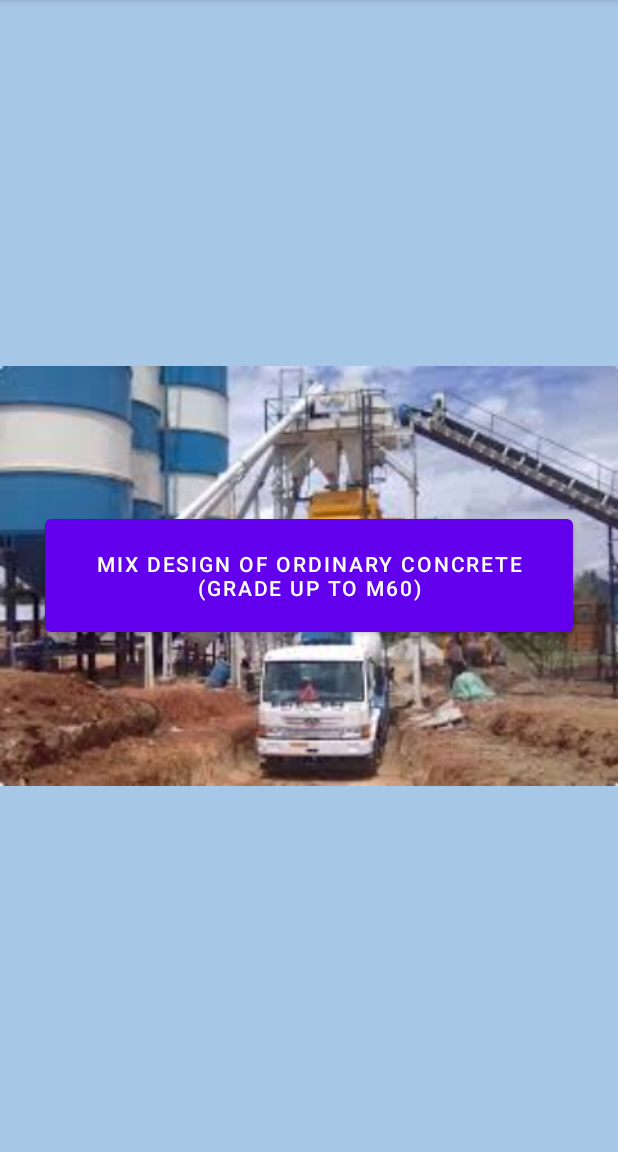
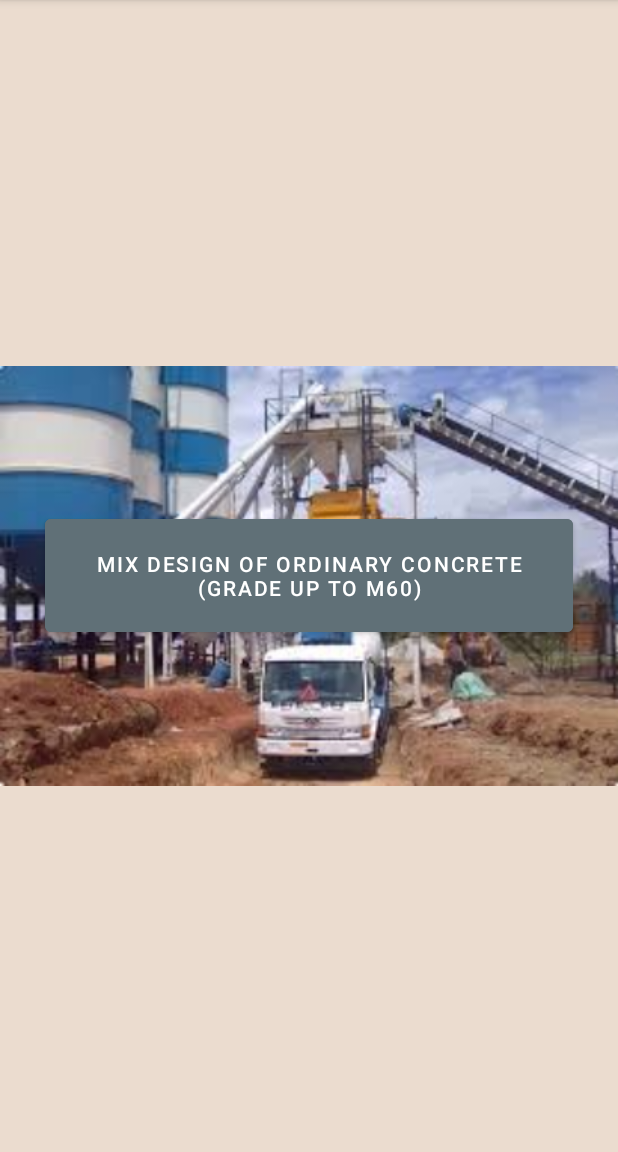
Before and after one commit to saudas/conmix, an Android app: the screen it shows after launch (MainActivity), on a phone screen of 412 x 824 dp, the part 84-1236 px from its top. Run offline under Robolectric (Android 15) with nearby library versions, the phone set to English and light mode, and no system bars.

Commit message:
Minor changes

```diff
--- a/app/src/main/res/layout/activity_graph_display.xml
+++ b/app/src/main/res/layout/activity_graph_display.xml
@@ -4,7 +4,7 @@
     xmlns:tools="http://schemas.android.com/tools"
     android:layout_width="match_parent"
     android:layout_height="match_parent"
-    android:background="@color/purple_700"
+    android:background="@color/back_color_main"
     tools:context=".GraphDisplayActivity">
     <LinearLayout
         android:layout_width="match_parent"
--- a/app/src/main/res/layout/activity_main.xml
+++ b/app/src/main/res/layout/activity_main.xml
@@ -3,24 +3,28 @@
     xmlns:app="http://schemas.android.com/apk/res-auto"
     xmlns:tools="http://schemas.android.com/tools"
     android:layout_width="match_parent"
-    android:background="#A7C7E7"
+    android:background="@color/back_color_main"
     android:layout_height="match_parent"
     tools:context=".MainActivity">
+
     <ImageView
         android:layout_width="match_parent"
         android:layout_height="match_parent"
-        android:src="@drawable/backgroundimage"
         android:scaleType="fitCenter"
-        />
+        android:src="@drawable/backgroundimage" />
 
     <Button
         android:id="@+id/ordinaryConcreteBtn"
         android:layout_width="match_parent"
-        android:layout_margin="30dp"
         android:layout_height="wrap_content"
         android:layout_centerInParent="true"
+        android:layout_marginStart="30dp"
+        android:layout_marginTop="30dp"
+        android:layout_marginEnd="30dp"
+        android:layout_marginBottom="30dp"
         android:padding="20dp"
-        android:text="Mix Design of Ordinary Concrete                    (Grade Up To M60)"
+        android:backgroundTint="@color/back_color"
+        android:text="Mix Design of Ordinary Concrete\n(Grade Up To M60)"
         app:layout_constraintBottom_toBottomOf="parent"
         app:layout_constraintEnd_toEndOf="parent"
         app:layout_constraintStart_toStartOf="parent"
--- a/app/src/main/res/layout/activity_ordinary_concrete.xml
+++ b/app/src/main/res/layout/activity_ordinary_concrete.xml
@@ -4,7 +4,7 @@
     xmlns:tools="http://schemas.android.com/tools"
     android:layout_width="match_parent"
     android:layout_height="match_parent"
-    android:background="@color/purple_500"
+    android:background="@color/back_color_main"
     tools:context=".OrdinaryConcreteActivity">
     <LinearLayout
         android:layout_width="match_parent"
@@ -1109,6 +1109,7 @@ android:textStyle="bold"
             android:layout_width="match_parent"
             android:layout_height="wrap_content"
             android:text="Calculate"
+            android:backgroundTint="@color/back_color_main"
             android:layout_margin="20dp"
             android:padding="15sp"
             />
--- a/app/src/main/res/values/colors.xml
+++ b/app/src/main/res/values/colors.xml
@@ -9,4 +9,6 @@
     <color name="white">#FFFFFFFF</color>
     <color name="red">#FF0000</color>
     <color name="blue">#0000FF</color>
+    <color name="back_color">#607077</color>
+    <color name="back_color_main">#339b5111</color>
 </resources>
```
Also changed, not shown: app/src/main/res/layout/activity_ordinary_concrete_results.xml (+6 -2 lines).
